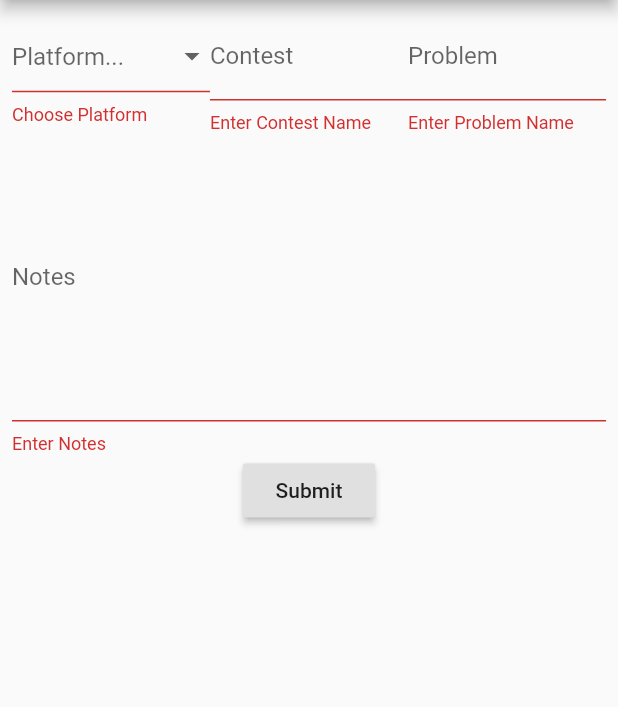
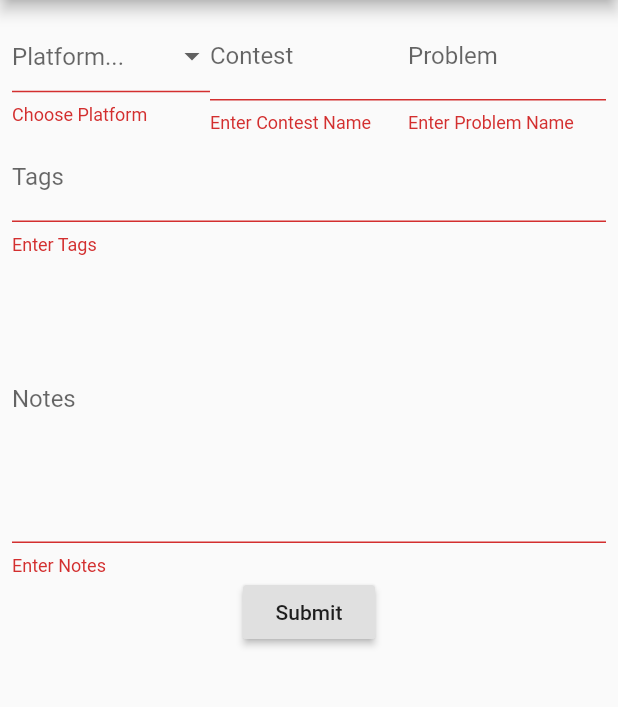
Before and after one commit to tusharsadhwani/cp_tracker, a Flutter app: the screen it shows after launch, after a tap on "Submit", on a phone screen of 412 x 824 dp, the part 84-791 px from its top. Run offline on Flutter 3.47's test engine with Material 2 defaults, Android fonts, the phone set to English and light mode, and no system bars; our stand-ins replace cloud_firestore, firebase_core; accounts and stored records are empty.

```diff
--- a/lib/screens/home_screen.dart
+++ b/lib/screens/home_screen.dart
@@ -17,6 +17,7 @@ class _MyHomePageState extends State<MyHomePage> {
   var _platformFocusNode = FocusNode();
   var _contestFocusNode = FocusNode();
   var _problemFocusNode = FocusNode();
+  var _tagsFocusNode = FocusNode();
   var _notesFocusNode = FocusNode();
   var _disableButton = false;
 
@@ -25,6 +26,7 @@ class _MyHomePageState extends State<MyHomePage> {
     _platformFocusNode.dispose();
     _contestFocusNode.dispose();
     _problemFocusNode.dispose();
+    _tagsFocusNode.dispose();
     _notesFocusNode.dispose();
     super.dispose();
   }
@@ -45,6 +47,7 @@ class _MyHomePageState extends State<MyHomePage> {
       'contest': _formData['contest'],
       'problem': _formData['problem'],
       'notes': _formData['notes'],
+      'tags': _formData['tags'],
     });
 
     _formKey.currentState.reset();
@@ -168,6 +171,19 @@ class _MyHomePageState extends State<MyHomePage> {
                   ),
                   TextFormField(
                     decoration: InputDecoration(
+                      labelText: 'Tags',
+                    ),
+                    focusNode: _tagsFocusNode,
+                    onSaved: (value) {
+                      _formData['tags'] = value.trim();
+                    },
+                    validator: (value) {
+                      if (value.trim().length == 0) return "Enter Tags";
+                      return null;
+                    },
+                  ),
+                  TextFormField(
+                    decoration: InputDecoration(
                       labelText: 'Notes',
                     ),
                     focusNode: _notesFocusNode,
--- a/lib/screens/problem_screen.dart
+++ b/lib/screens/problem_screen.dart
@@ -91,6 +91,8 @@ class _ProblemScreenState extends State<ProblemScreen> {
                             fontWeight: FontWeight.bold,
                           ),
                         ),
+                        SizedBox(height: 10),
+                        Text('Tags: ${problem['tags']}'),
                         SizedBox(
                           height: 15,
                         ),
```
